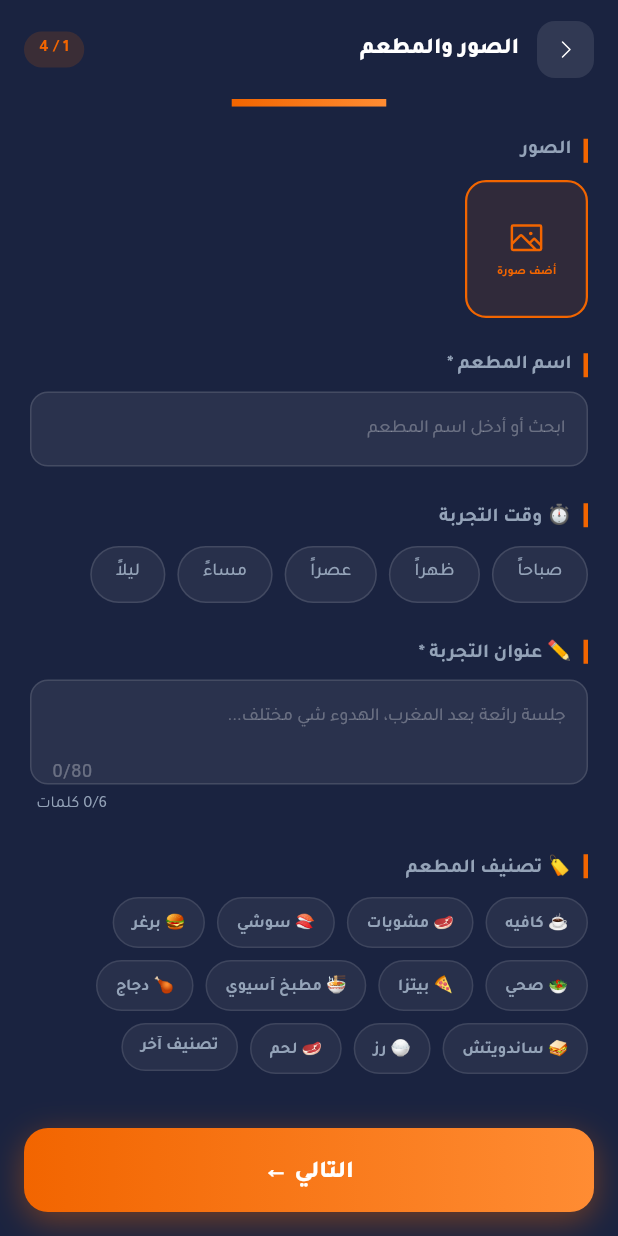
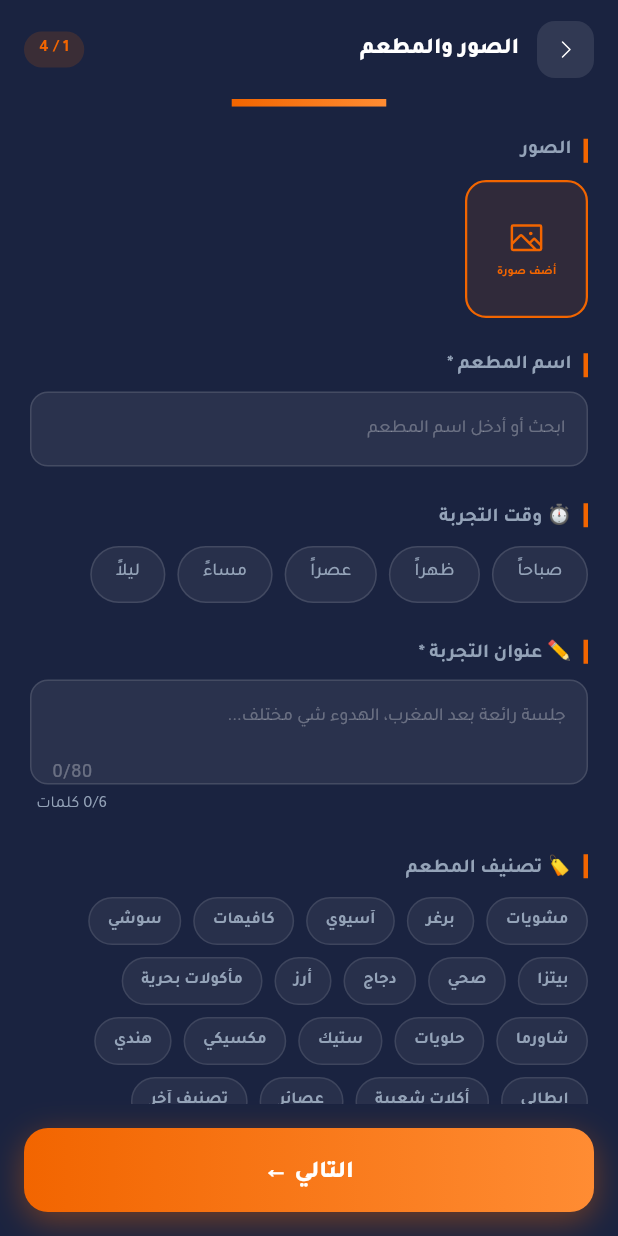
Before and after one commit to azz-11/aishay_app-, a Flutter app: the AddExperienceScreen screen opened directly, on a phone screen of 412 x 824 dp. Run offline on Flutter 3.47's test engine with Material 3 defaults, Android fonts, the phone set to English and light mode, and no system bars; our stand-ins replace cached_network_image, flutter_dotenv, flutter_map, geolocator, google_fonts, google_sign_in and 7 more; accounts and stored records are empty.

Commit message:
fix: visit invite buttons + update categories to 18 + add juice badge
Co-Authored-By: Claude Opus 4.8 <noreply@anthropic.com>

```diff
--- a/lib/add_experience_screen.dart
+++ b/lib/add_experience_screen.dart
@@ -926,17 +926,24 @@ class _AddExperienceScreenState extends State<AddExperienceScreen>
                   spacing: 8,
                   runSpacing: 8,
                   children: [
-                    '☕ كافيه',
-                    '🥩 مشويات',
-                    '🍣 سوشي',
-                    '🍔 برغر',
-                    '🥗 صحي',
-                    '🍕 بيتزا',
-                    '🍜 مطبخ آسيوي',
-                    '🍗 دجاج',
-                    '🥪 ساندويتش',
-                    '🍚 رز',
-                    '🥩 لحم',
+                    'مشويات',
+                    'برغر',
+                    'آسيوي',
+                    'كافيهات',
+                    'سوشي',
+                    'بيتزا',
+                    'صحي',
+                    'دجاج',
+                    'أرز',
+                    'مأكولات بحرية',
+                    'شاورما',
+                    'حلويات',
+                    'ستيك',
+                    'مكسيكي',
+                    'هندي',
+                    'إيطالي',
+                    'أكلات شعبية',
+                    'عصائر',
                   ].map((cat) {
                     final active = _selectedCategories.contains(cat);
                     return GestureDetector(
--- a/lib/home_screen.dart
+++ b/lib/home_screen.dart
@@ -70,7 +70,27 @@ class _HomeScreenState extends State<HomeScreen> with TickerProviderStateMixin {
   RealtimeChannel? _realtimeChannel;
   RealtimeChannel? _notifChannel;
 
-  final _categories = ['الكل', 'كافيهات', 'مشويات', 'سوشي', 'برغر', 'صحي'];
+  final _categories = [
+    'الكل',
+    'مشويات',
+    'برغر',
+    'آسيوي',
+    'كافيهات',
+    'سوشي',
+    'بيتزا',
+    'صحي',
+    'دجاج',
+    'أرز',
+    'مأكولات بحرية',
+    'شاورما',
+    'حلويات',
+    'ستيك',
+    'مكسيكي',
+    'هندي',
+    'إيطالي',
+    'أكلات شعبية',
+    'عصائر',
+  ];
   final _catIcons   = <PhosphorIconData>[
     PhosphorIconsRegular.forkKnife,
     PhosphorIconsRegular.coffee,
@@ -382,11 +402,24 @@ class _HomeScreenState extends State<HomeScreen> with TickerProviderStateMixin {
 
   List<String> _catKeywords(String cat) {
     const map = <String, List<String>>{
-      'كافيهات': ['كافيه', 'كافيهات', 'cafe', 'coffee'],
-      'مشويات':  ['مشوي', 'مشويات', 'grill', 'bbq', 'شواء'],
-      'سوشي':    ['سوشي', 'sushi', 'japanese'],
-      'برغر':    ['برغر', 'برجر', 'burger'],
-      'صحي':     ['صحي', 'healthy', 'salad', 'سلطة'],
+      'مشويات':        ['مشوي', 'مشويات', 'مشاوي', 'grill', 'bbq', 'شواء'],
+      'برغر':          ['برغر', 'برجر', 'burger'],
+      'آسيوي':         ['آسيوي', 'اسيوي', 'asian', 'نودلز', 'noodle', 'تايلندي', 'صيني', 'chinese', 'thai'],
+      'كافيهات':       ['كافيه', 'كافيهات', 'كوفي', 'cafe', 'coffee', 'كيف'],
+      'سوشي':          ['سوشي', 'sushi', 'ياباني', 'japanese'],
+      'بيتزا':         ['بيتزا', 'pizza'],
+      'صحي':           ['صحي', 'healthy', 'salad', 'سلطة', 'دايت'],
+      'دجاج':          ['دجاج', 'chicken', 'بروست', 'broast'],
+      'أرز':           ['رز', 'أرز', 'rice', 'كبسة', 'مندي', 'برياني', 'biryani'],
+      'مأكولات بحرية': ['بحري', 'بحرية', 'مأكولات بحرية', 'seafood', 'سمك', 'fish', 'جمبري', 'shrimp', 'روبيان'],
+      'شاورما':        ['شاورما', 'shawarma'],
+      'حلويات':        ['حلو', 'حلويات', 'حلا', 'sweet', 'dessert', 'كيك', 'cake'],
+      'ستيك':          ['ستيك', 'steak', 'لحم', 'لحوم', 'meat'],
+      'مكسيكي':        ['مكسيك', 'mexican', 'تاكو', 'taco'],
+      'هندي':          ['هندي', 'هند', 'indian'],
+      'إيطالي':        ['إيطالي', 'ايطالي', 'italian', 'باستا', 'pasta'],
+      'أكلات شعبية':   ['شعبي', 'تقليدي', 'أصيل', 'اصيل', 'بلدي', 'أكلات شعبية', 'traditional', 'authentic'],
+      'عصائر':         ['عصائر', 'عصير', 'juice', 'smoothie'],
     };
     return map[cat] ?? [cat];
   }
--- a/lib/services/gamification_service.dart
+++ b/lib/services/gamification_service.dart
@@ -108,6 +108,7 @@ class GamificationService {
     BadgeDef('india_guest', 'ضيف الهند', PhosphorIcons.cookingPot, '10 تجارب هندية'),
     BadgeDef('italy_son', 'ابن إيطاليا', PhosphorIcons.wine, '10 تجارب إيطالية'),
     BadgeDef('authentic', 'أصيل', PhosphorIcons.houseLine, '10 تجارب أصيلة'),
+    BadgeDef('juice_expert', 'عاشق العصائر', PhosphorIcons.drop, 'عصائر 10+ تجارب'),
     // Activity badges
     BadgeDef('first_reviewer', 'أول المجرّبين', PhosphorIcons.medal, 'أول من يضيف تجربة لمطعم'),
     BadgeDef('beloved', 'محبوب الذواقة', PhosphorIcons.heart, '100 يستاهل على تجاربك'),
@@ -150,6 +151,7 @@ class GamificationService {
     'india_guest': ['هندي', 'هند', 'indian'],
     'italy_son': ['إيطالي', 'ايطالي', 'italian', 'باستا', 'pasta'],
     'authentic': ['شعبي', 'تقليدي', 'أصيل', 'اصيل', 'بلدي', 'traditional', 'authentic'],
+    'juice_expert': ['عصائر', 'juice', 'عصير', 'smoothie'],
   };
 
   // ── Public API ────────────────────────────────────────────────────────────────
```
Also changed, not shown: lib/notifications_screen.dart (+8 -0 lines).
